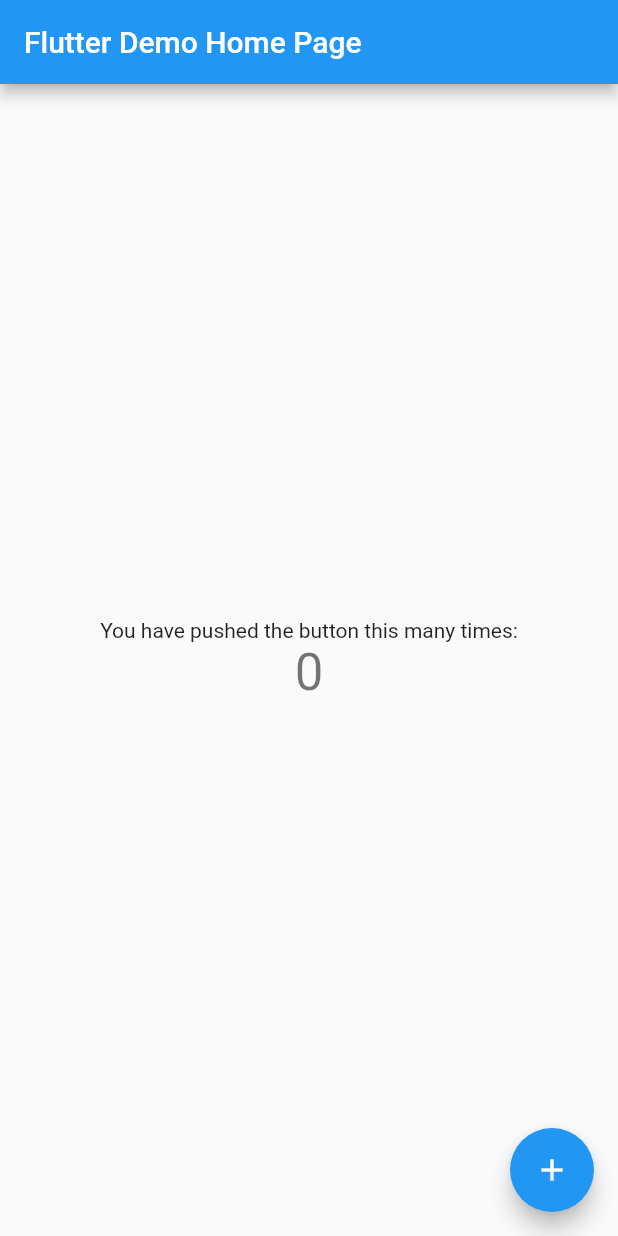
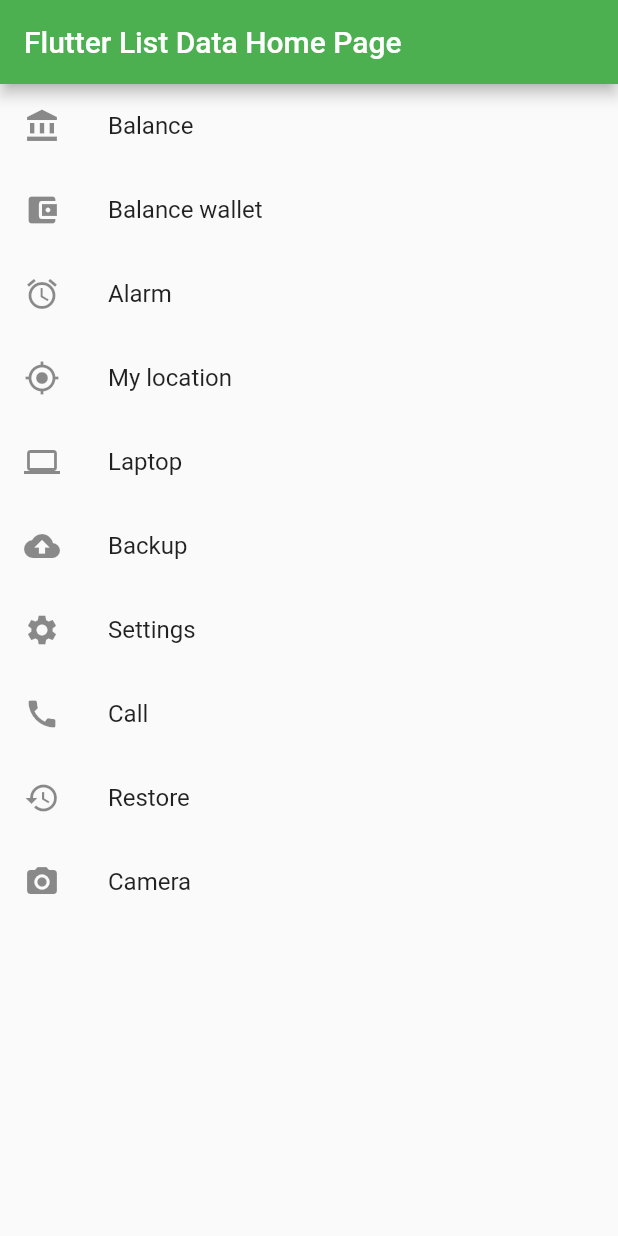
Before and after one commit to selfstudymaster/list_data_flutter_app, a Flutter app: the screen it shows after launch, on a phone screen of 412 x 824 dp. Run offline on Flutter 3.47's test engine with Material 2 defaults, Android fonts, the phone set to English and light mode, and no system bars.

Commit message:
Create item_details_page.dart, item_model.dart, items_list_page.dart and Edit main.dart

```diff
--- /dev/null
+++ b/list_data_flutter_app/lib/item_model.dart
@@ -0,0 +1,18 @@
+import 'package:flutter/material.dart';
+
+/// Class that stores list item info:
+/// [id] - unique identifier, number.
+/// [icon] - icon to display in UI.
+/// [title] - text title of the item.
+/// [description] - text description of the item.
+///
+class ItemModel {
+  // class constructor
+  ItemModel(this.id, this.icon, this.title, this.description);
+
+  // class fields
+  final int id;
+  final IconData icon;
+  final String title;
+  final String description;
+}
--- /dev/null
+++ b/list_data_flutter_app/lib/items_list_page.dart
@@ -0,0 +1,74 @@
+import 'package:flutter/material.dart';
+
+import 'item_details_page.dart';
+import 'item_model.dart';
+
+class ItemsListPage extends StatefulWidget {
+  ItemsListPage({Key key, this.title}) : super(key: key);
+
+  final String title;
+
+  @override
+  _ItemsListPageState createState() => _ItemsListPageState();
+}
+
+class _ItemsListPageState extends State<ItemsListPage> {
+// Hard-coded list of [ItemModel] to be displayed on our page.
+  final List<ItemModel> _items = [
+    ItemModel(0, Icons.account_balance, 'Balance', 'balance'),
+    ItemModel(
+        1, Icons.account_balance_wallet, 'Balance wallet', 'balance wallet'),
+    ItemModel(2, Icons.alarm, 'Alarm', 'alarm'),
+    ItemModel(3, Icons.my_location, 'My location', 'place where I am'),
+    ItemModel(4, Icons.laptop, 'Laptop', 'laptop'),
+    ItemModel(5, Icons.backup, 'Backup', 'buck up'),
+    ItemModel(6, Icons.settings, 'Settings', 'setting'),
+    ItemModel(7, Icons.call, 'Call', 'tap telephone call'),
+    ItemModel(8, Icons.restore, 'Restore', 'restore'),
+    ItemModel(9, Icons.camera_alt, 'Camera', 'open camera app'),
+  ];
+
+  @override
+  Widget build(BuildContext context) {
+    return Scaffold(
+        appBar: AppBar(
+          title: Text(widget.title),
+        ),
+        body: ListView.builder(
+          // Widget which creates [ItemWidget] in scrollable list.
+          itemCount: _items.length, // Number of widget to be created.
+          itemBuilder: (context,
+                  itemIndex) => // Builder function for every item with index.
+              ItemWidget(_items[itemIndex], () {
+            _onItemTap(context, itemIndex);
+          }),
+        ));
+  }
+
+  // Method which uses BuildContext to push (open) new MaterialPageRoute (representation of the screen in Flutter navigation model) with ItemDetailsPage (StateFullWidget with UI for page) in builder.
+  _onItemTap(BuildContext context, int itemIndex) {
+    Navigator.of(context).push(MaterialPageRoute(
+        builder: (context) => ItemDetailsPage(_items[itemIndex])));
+  }
+}
+
+// StatelessWidget with UI for our ItemModel-s in ListView.
+class ItemWidget extends StatelessWidget {
+  const ItemWidget(this.model, this.onItemTap, {Key key}) : super(key: key);
+
+  final ItemModel model;
+  final Function onItemTap;
+
+  @override
+  Widget build(BuildContext context) {
+    return InkWell(
+      // Enables taps for child and add ripple effect when child widget is long pressed.
+      onTap: onItemTap,
+      child: ListTile(
+        // Useful standard widget for displaying something in ListView.
+        leading: Hero(tag: model.id, child: Icon(model.icon)),
+        title: Text(model.title),
+      ),
+    );
+  }
+}
--- a/list_data_flutter_app/lib/main.dart
+++ b/list_data_flutter_app/lib/main.dart
@@ -1,117 +1,21 @@
 import 'package:flutter/material.dart';
+
+import 'items_list_page.dart';
 
 void main() {
   runApp(MyApp());
 }
 
 class MyApp extends StatelessWidget {
-  // This widget is the root of your application.
   @override
   Widget build(BuildContext context) {
     return MaterialApp(
-      title: 'Flutter Demo',
+      title: 'Flutter List Data',
       theme: ThemeData(
-        // This is the theme of your application.
-        //
-        // Try running your application with "flutter run". You'll see the
-        // application has a blue toolbar. Then, without quitting the app, try
-        // changing the primarySwatch below to Colors.green and then invoke
-        // "hot reload" (press "r" in the console where you ran "flutter run",
-        // or simply save your changes to "hot reload" in a Flutter IDE).
-        // Notice that the counter didn't reset back to zero; the application
-        // is not restarted.
-        primarySwatch: Colors.blue,
-        // This makes the visual density adapt to the platform that you run
-        // the app on. For desktop platforms, the controls will be smaller and
-        // closer together (more dense) than on mobile platforms.
+        primarySwatch: Colors.green,
         visualDensity: VisualDensity.adaptivePlatformDensity,
       ),
-      home: MyHomePage(title: 'Flutter Demo Home Page'),
+      home: ItemsListPage(title: 'Flutter List Data Home Page'),
     );
   }
 }
-
-class MyHomePage extends StatefulWidget {
-  MyHomePage({Key key, this.title}) : super(key: key);
-
-  // This widget is the home page of your application. It is stateful, meaning
-  // that it has a State object (defined below) that contains fields that affect
-  // how it looks.
-
-  // This class is the configuration for the state. It holds the values (in this
-  // case the title) provided by the parent (in this case the App widget) and
-  // used by the build method of the State. Fields in a Widget subclass are
-  // always marked "final".
-
-  final String title;
-
-  @override
-  _MyHomePageState createState() => _MyHomePageState();
-}
-
-class _MyHomePageState extends State<MyHomePage> {
-  int _counter = 0;
-
-  void _incrementCounter() {
-    setState(() {
-      // This call to setState tells the Flutter framework that something has
-      // changed in this State, which causes it to rerun the build method below
-      // so that the display can reflect the updated values. If we changed
-      // _counter without calling setState(), then the build method would not be
-      // called again, and so nothing would appear to happen.
-      _counter++;
-    });
-  }
-
-  @override
-  Widget build(BuildContext context) {
-    // This method is rerun every time setState is called, for instance as done
-    // by the _incrementCounter method above.
-    //
-    // The Flutter framework has been optimized to make rerunning build methods
-    // fast, so that you can just rebuild anything that needs updating rather
-    // than having to individually change instances of widgets.
-    return Scaffold(
-      appBar: AppBar(
-        // Here we take the value from the MyHomePage object that was created by
-        // the App.build method, and use it to set our appbar title.
-        title: Text(widget.title),
-      ),
-      body: Center(
-        // Center is a layout widget. It takes a single child and positions it
-        // in the middle of the parent.
-        child: Column(
-          // Column is also a layout widget. It takes a list of children and
-          // arranges them vertically. By default, it sizes itself to fit its
-          // children horizontally, and tries to be as tall as its parent.
-          //
-          // Invoke "debug painting" (press "p" in the console, choose the
-          // "Toggle Debug Paint" action from the Flutter Inspector in Android
-          // Studio, or the "Toggle Debug Paint" command in Visual Studio Code)
-          // to see the wireframe for each widget.
-          //
-          // Column has various properties to control how it sizes itself and
-          // how it positions its children. Here we use mainAxisAlignment to
-          // center the children vertically; the main axis here is the vertical
-          // axis because Columns are vertical (the cross axis would be
-          // horizontal).
-          mainAxisAlignment: MainAxisAlignment.center,
-          children: <Widget>[
-            Text(
-              'You have pushed the button this many times:',
-            ),
-            Text(
-              '$_counter',
-              style: Theme.of(context).textTheme.headline4,
-            ),
-          ],
-        ),
-      ),
-      floatingActionButton: FloatingActionButton(
-        onPressed: _incrementCounter,
-        tooltip: 'Increment',
-        child: Icon(Icons.add),
-      ), // This trailing comma makes auto-formatting nicer for build methods.
-    );
-  }
-}
```
Also changed, not shown: list_data_flutter_app/lib/item_details_page.dart (added, +43 -0 lines).
